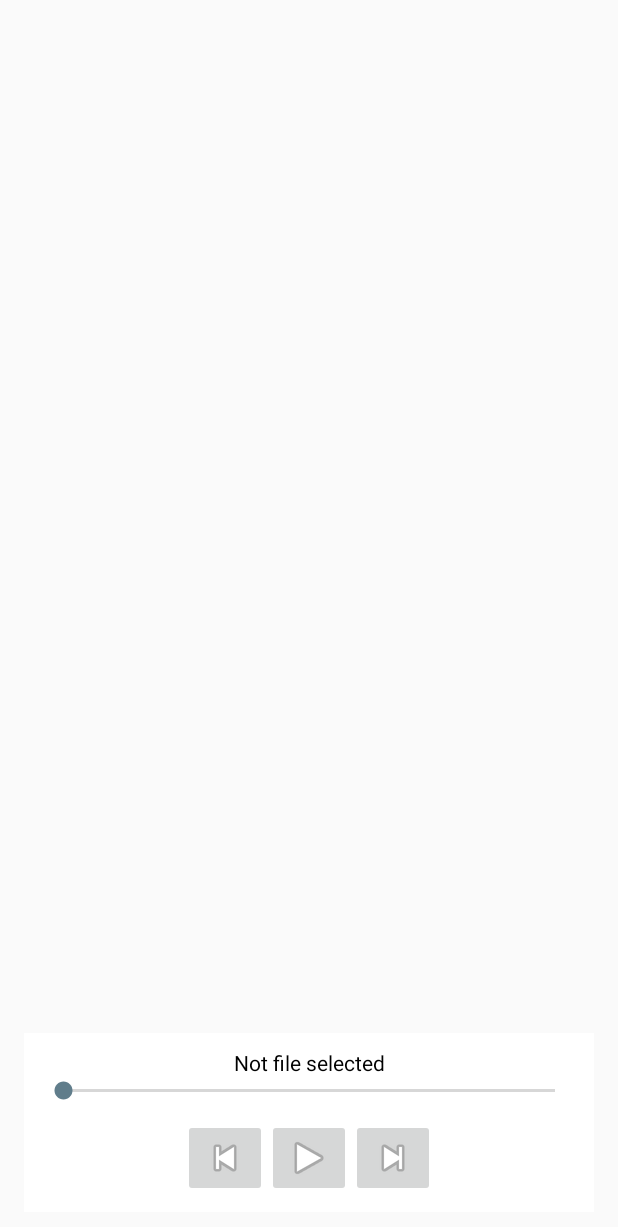
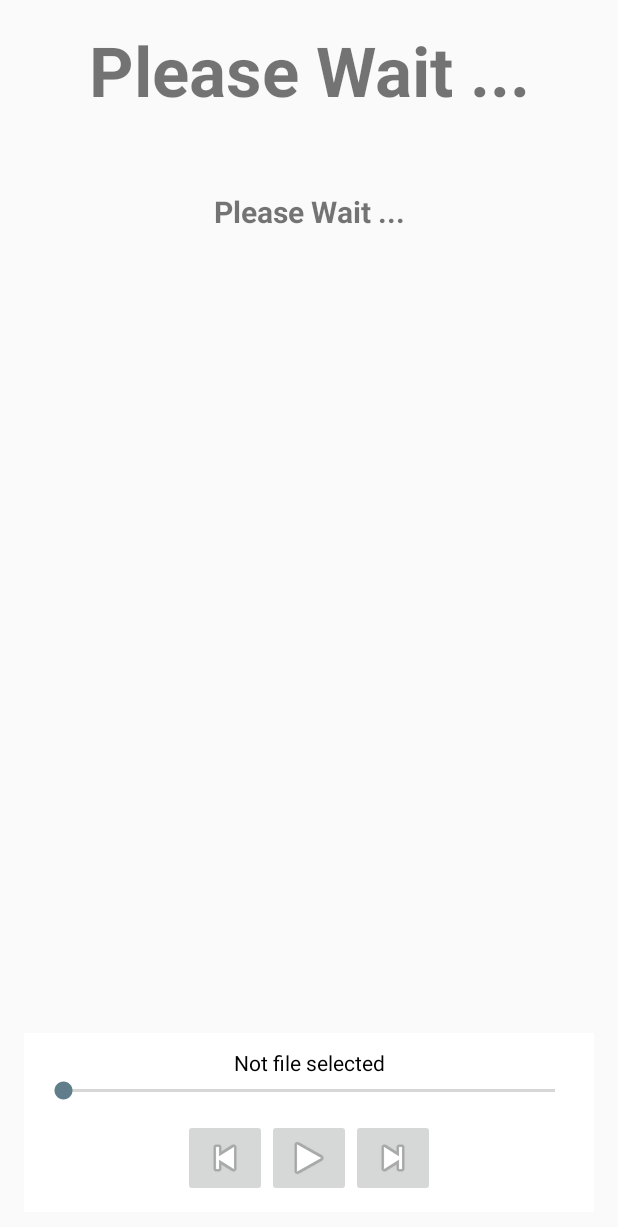
Before and after one commit to StevenPat/WeatherMusicApp, an Android app: the PlayAudio screen opened directly, with no data from a screen before it, on a phone screen of 412 x 824 dp. Shown: the top 1227 px of the screen. Run offline under Robolectric (Android 15) with nearby library versions, the phone set to English and light mode, and no system bars; 2 statements that could not run were skipped.

Commit message:
added the music player and layouts, debugger might have issues

```diff
--- a/app/src/main/res/layout/activity_play_audio_example.xml
+++ b/app/src/main/res/layout/activity_play_audio_example.xml
@@ -7,7 +7,35 @@
     android:paddingLeft="@dimen/activity_horizontal_margin"
     android:paddingRight="@dimen/activity_horizontal_margin"
     android:paddingTop="@dimen/activity_vertical_margin"
-    tools:context=".PlayAudioExample">
+    tools:context=".PlayAudio">
+
+    <TextView
+        android:id="@+id/txtCity"
+        android:layout_width="match_parent"
+        android:layout_height="wrap_content"
+        android:text="@string/string_pleasewait"
+        android:textStyle="bold"
+        android:textSize="46sp"
+        android:gravity="center"/>
+    <ImageView
+        android:layout_width="50dp"
+        android:layout_height="50dp"
+        android:id="@+id/imageView"
+        android:layout_gravity="center"
+        android:contentDescription="@string/contentDescription"
+        />
+
+    <TextView
+        android:id="@+id/txtDescription"
+        android:layout_width="match_parent"
+        android:layout_height="wrap_content"
+        android:text="@string/string_pleasewait"
+        android:textStyle="bold"
+        android:textSize="20sp"
+        android:gravity="center"/>
+
+
+
 
     <ListView
         android:id="@android:id/list"
```
Also changed, not shown: app/src/main/res/layout/activity_weather.xml (line endings or trailing spaces).
